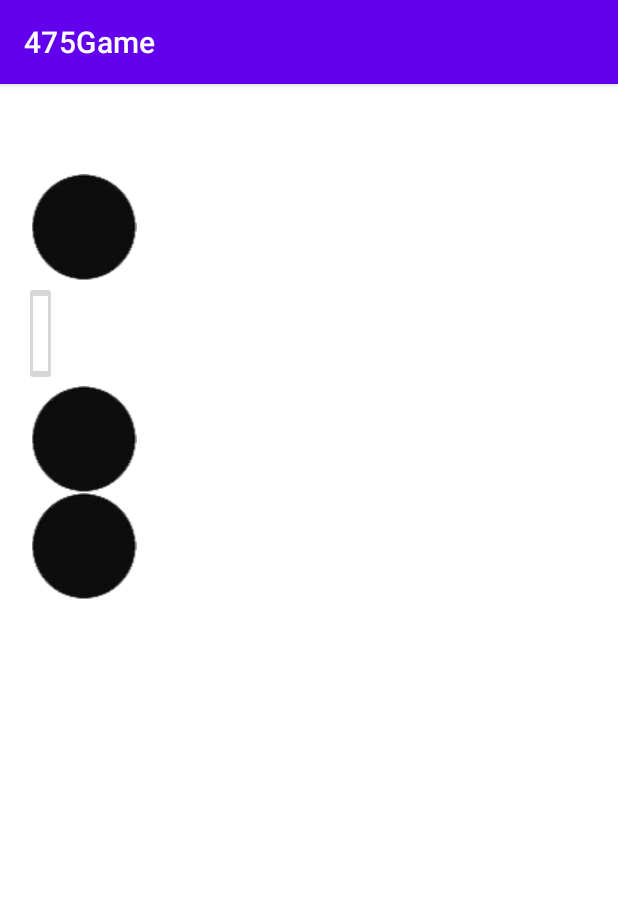
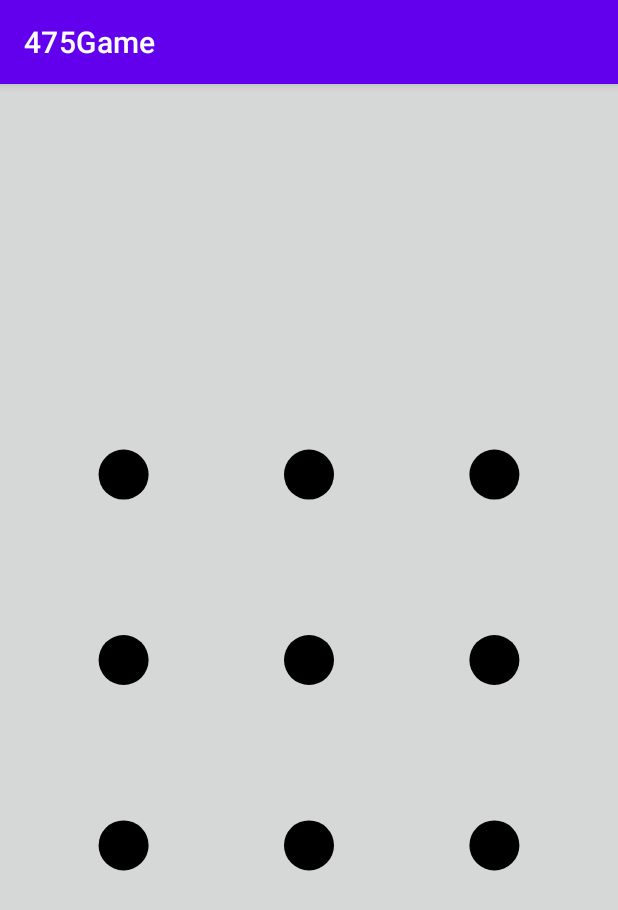
Before and after one commit to dsap15/475Game, an Android app: the gameActivity screen opened directly, with no data from a screen before it, on a phone screen of 412 x 824 dp. Shown: the top 910 px of the screen. Run offline under Robolectric (Android 15) with nearby library versions, the light colour scheme and no system bars.

Commit message:
added partial gameplay
partial gameplay functionality

```diff
--- /dev/null
+++ b/app/src/main/java/com/example/a475game/Dot.java
@@ -0,0 +1,24 @@
+package com.example.a475game;
+
+public class Dot {
+    public float x, y, radius;
+    public Dot(float x, float y, float radius)
+    {
+        this.x = x;
+        this.y = y;
+        this.radius = radius;
+    }
+    private static float distance(float x1, float y1, float x2, float y2)
+    {
+        float dx = x1 - x2;
+        float dy = y1 - y2;
+        return (float) Math.sqrt(dx*dx + dy*dy);
+    }
+
+    boolean contains(float x1, float y1)
+    {
+        float distanceToCenter = Dot.distance(this.x, this.y, x1, y1);
+        return distanceToCenter < radius;
+    }
+
+}
--- a/app/src/main/java/com/example/a475game/gameActivity.java
+++ b/app/src/main/java/com/example/a475game/gameActivity.java
@@ -1,78 +1,155 @@
-    package com.example.a475game;
+package com.example.a475game;
+import static java.lang.Math.min;
 
+import android.annotation.SuppressLint;
+import android.content.Context;
+import android.graphics.Bitmap;
+import android.graphics.Canvas;
 import androidx.appcompat.app.AppCompatActivity;
 
 import android.graphics.Bitmap;
 import android.graphics.Canvas;
 import android.graphics.Color;
 import android.graphics.Paint;
+import android.graphics.RectF;
 import android.os.Bundle;
-import android.view.Display;
 import android.view.MotionEvent;
 import android.view.View;
+import android.view.ViewTreeObserver;
 import android.widget.ImageButton;
 import android.widget.ImageView;
+import android.widget.LinearLayout;
 
-    public class gameActivity extends AppCompatActivity {
-//        ImageView imageView;
-//        Bitmap bitmap;
-//        Canvas canvas;
-//        Paint paint;
-//        float downx = 0, downy = 0, upx = 0, upy = 0;
+import java.util.ArrayList;
+
+
+public class gameActivity extends AppCompatActivity {
+    private Canvas canvas;
+    private Bitmap bitmap;
+    private ImageView imageView;
+    Dot[][] dots;
+    private boolean player1Turn = true;
+    private final int player1Color = Color.rgb(0, 0, 255);
+    private final int player2Color = Color.rgb(255, 0, 0);
 
 
 
+    @SuppressLint("ClickableViewAccessibility")
         @Override
-    protected void onCreate(Bundle savedInstanceState) {
+    protected void onCreate(Bundle savedInstanceState)
+        {
         super.onCreate(savedInstanceState);
         setContentView(R.layout.activity_game);
-        ImageButton rect = (ImageButton) findViewById(R.id.vrect);
+            imageView = (ImageView) findViewById(R.id.myimageview);
+            LinearLayout linearLayout = (LinearLayout) findViewById(R.id.linear_layout);
+            linearLayout.getViewTreeObserver().addOnGlobalLayoutListener(new ViewTreeObserver.OnGlobalLayoutListener()
+            {
+                @Override
+                public void onGlobalLayout() {
+                    linearLayout.getViewTreeObserver().removeOnGlobalLayoutListener(this);
+                    bitmap = Bitmap.createBitmap(imageView.getWidth(), imageView.getHeight(), Bitmap.Config.ARGB_8888);
+                    canvas = new Canvas(bitmap);
+                    imageView.setImageBitmap(bitmap);
+                    dots = generateDotGrid(3, imageView.getWidth(), imageView.getHeight());
+                    drawDots(dots, canvas);
+                }
+            });
+            imageView.setOnTouchListener(new View.OnTouchListener()
+            {
+                public boolean onTouch(View v, MotionEvent event)
+                {
+                    if (event.getAction() == MotionEvent.ACTION_DOWN)
+                        onClick(event.getX(), event.getY());
+                    return true;
+                }
+            });
 
-        rect.setOnClickListener(new View.OnClickListener() {
-            @Override
-            public void onClick(View view) {
-                rect.setBackgroundColor(Color.RED);
+        }
+    private Dot[][] generateDotGrid(int numDots, int screenWidth, int screenHeight) {
+        float borderProportion = 0.2f;
 
+        float boxSpaceWidth = (1 - 2 * borderProportion) * screenWidth;
+        float boxSpaceHeight = (1 - 2 * borderProportion) * screenHeight;
+
+        float boxSpaceSideLength = min(boxSpaceWidth, boxSpaceHeight);
+
+        float cellSideLength = boxSpaceSideLength / (numDots - 1);
+
+        float centerX = screenWidth / 2.0f;
+        float centerY = screenHeight / 2.0f;
+
+        float startX = centerX - boxSpaceSideLength / 2.0f;
+        float startY = centerY - boxSpaceSideLength / 2.0f;
+
+        Dot[][] dots = new Dot[numDots][numDots];
+        for (int r = 0; r < numDots; r++) {
+            for (int c = 0; c < numDots; c++) {
+                dots[r][c] = new Dot((startX + c * cellSideLength), (startY + r * cellSideLength), 25f);
             }
-        });
+        }
+        return dots;
+    }
+    private void drawDots(Dot[][] dots, Canvas canvas){
+        Paint paint = new Paint();
+        paint.setARGB(255,0,0,0);
+        for(int r = 0; r < dots.length; r++){
+            for(int c =0; c < dots[r].length; c++){
+                Dot dotsForDrawing = dots[r][c];
+                canvas.drawCircle(dotsForDrawing.x, dotsForDrawing.y,dotsForDrawing.radius, paint);
+            }
+        }
+    }
 
-//            imageView = (ImageView) this.findViewById(R.id.imageView3);
-//
-//            Display currentDisplay = getWindowManager().getDefaultDisplay();
-//            float dw = currentDisplay.getWidth();
-//            float dh = currentDisplay.getHeight();
-//
-//            bitmap = Bitmap.createBitmap((int) dw, (int) dh,
-//                    Bitmap.Config.ARGB_8888);
-//            canvas = new Canvas(bitmap);
-//            paint = new Paint();
-//            paint.setColor(Color.GREEN);
-//            paint.setStrokeWidth(5f);
-//            imageView.setImageBitmap(bitmap);
-//
-//            imageView.setOnTouchListener(this);
+    private Index2D getClickedDotIndex(float cx, float cy, Dot[][] dots){
+        Index2D index2D = null;
+        for (int i = 0; i < dots.length; i++){
+            for( int j = 0; j < dots[i].length; j++){
+                if (dots[i][j].contains(cx, cy)){
+                    index2D = new Index2D(i,j);
+                }
+            }
+        }
+        return index2D;
+    }
+
+    private Index2D firstDotClickedIndex = null;
+    private void onClick(float clickX, float clickY) {
+
+        Index2D dotIndex = getClickedDotIndex(clickX, clickY, dots);
+        if(dotIndex == null) // if the user didn't click a dot
+            return;
+
+        if(firstDotClickedIndex == null){
+            firstDotClickedIndex = dotIndex;
+            return;
         }
 
-//        public boolean onTouch(View v, MotionEvent event) {
-//            int action = event.getAction();
-//            switch (action) {
-//                case MotionEvent.ACTION_DOWN:
-//                    downx = event.getX();
-//                    downy = event.getY();
-//                    break;
-//                case MotionEvent.ACTION_MOVE:
-//                    break;
-//                case MotionEvent.ACTION_UP:
-//                    upx = event.getX();
-//                    upy = event.getY();
-//                    canvas.drawLine(downx, downy, upx, upy, paint);
-//                    imageView.invalidate();
-//                    break;
-//                case MotionEvent.ACTION_CANCEL:
-//                    break;
-//                default:
-//                    break;
-//            }
-//            return true;
-//        }
+        if(!dotIndex.isAdjacentTo(firstDotClickedIndex)){
+            firstDotClickedIndex = dotIndex;
+            return;
+        }
+
+        Dot firstDotClicked = dots[firstDotClickedIndex.row][firstDotClickedIndex.col];
+        Dot clickedDot = dots[dotIndex.row][dotIndex.col];
+        Paint linePaint = new Paint();
+        if(player1Turn)
+            linePaint.setColor(player1Color);
+        else
+            linePaint.setColor(player2Color);
+
+        linePaint.setStrokeWidth(clickedDot.radius / 3);
+        canvas.drawLine(clickedDot.x, clickedDot.y, firstDotClicked.x, firstDotClicked.y,linePaint);
+        firstDotClickedIndex = null;
+
+        player1Turn = !player1Turn;
+
+        imageView.invalidate();
+        }
+        /// we need to:
+        // fill rectangle
+        // keep and update score
+        // if last edge makes a box update score and dont switch the player
+
+
+
     }
--- a/app/src/main/res/drawable/rect.xml
+++ /dev/null
@@ -1,7 +0,0 @@
-<shape xmlns:android="http://schemas.android.com/apk/res/android" android:shape="rectangle">
-    <size android:height="50dp" />
-    <size android:width="10dp" />
-    <solid android:color="#FFFFFF">
-        <stroke android:color="#000000" android:width="5dp"></stroke>
-    </solid>
-</shape>
--- a/app/src/main/res/layout/activity_game.xml
+++ b/app/src/main/res/layout/activity_game.xml
@@ -1,78 +1,20 @@
 <?xml version="1.0" encoding="utf-8"?>
-<LinearLayout
-    xmlns:android="http://schemas.android.com/apk/res/android"
+<LinearLayout xmlns:android="http://schemas.android.com/apk/res/android"
     xmlns:app="http://schemas.android.com/apk/res-auto"
     xmlns:tools="http://schemas.android.com/tools"
     android:layout_width="match_parent"
     android:layout_height="match_parent"
-    android:paddingLeft="16dp"
-    android:paddingRight="16dp"
-    android:paddingTop="60dp"
     android:orientation="vertical"
-    android:id="@+id/layout">
+    android:id="@+id/linear_layout">
 
-    <ImageView
-        android:id="@+id/image"
-            android:layout_width="80dp"
-            android:layout_height="wrap_content"
-            app:srcCompat="@drawable/node"
-            />
-
-
-    <ImageButton
-        android:id="@+id/vrect"
-        android:layout_width="22dp"
-        android:layout_height="wrap_content"
-        app:srcCompat="@drawable/rect" />
-
-    <ImageView
-        android:id="@+id/image2"
-        android:layout_width="80dp"
-        android:layout_height="wrap_content"
-        app:srcCompat="@drawable/node"
-        />
-    <ImageView
-        android:id="@+id/image3"
-        android:layout_width="80dp"
-        android:layout_height="wrap_content"
-        app:srcCompat="@drawable/node"
-        />
-
-<!--    <ImageButton-->
-<!--        android:id="@+id/imageButton3"-->
-<!--        android:layout_width="80dp"-->
-<!--        android:layout_height="wrap_content"-->
-<!--        app:srcCompat="@drawable/node"-->
-<!--        />-->
-
-<!--    <View-->
-<!--        android:layout_width="0dp"-->
-<!--        android:layout_height="50dp"-->
-<!--         />-->
-
-<!--    <ImageButton-->
-<!--        android:id="@+id/imageButton4"-->
-<!--        android:layout_width="80dp"-->
-<!--        android:layout_height="wrap_content"-->
-
-<!--        app:srcCompat="@drawable/node" />-->
-
-<!--    <View-->
-<!--        android:layout_width="0dp"-->
-<!--        android:layout_height="50dp"-->
-<!--        />-->
-
-<!--    <ImageButton-->
-<!--        android:id="@+id/imageButton5"-->
-<!--        android:layout_width="80dp"-->
-<!--        android:layout_height="wrap_content"-->
-<!--        app:srcCompat="@drawable/node" />-->
-
-<!--    <ImageView-->
-<!--        android:id="@+id/imageView3"-->
-<!--        android:layout_width="match_parent"-->
-<!--        android:layout_height="225dp"-->
-<!--        app:srcCompat="@drawable/ic_launcher_background"-->
-<!--        tools:ignore="VectorDrawableCompat" />-->
+        <ImageView
+            android:id="@+id/myimageview"
+            android:layout_width="match_parent"
+            android:layout_height="match_parent"
+            android:background="#d6d7d7"
+            app:layout_constraintBottom_toBottomOf="parent"
+            app:layout_constraintEnd_toEndOf="parent"
+            app:layout_constraintStart_toStartOf="parent"
+            app:layout_constraintTop_toTopOf="parent" />
 
 </LinearLayout>
```
Also changed, not shown: app/src/main/java/com/example/a475game/Index2D.java (added, +18 -0 lines).
